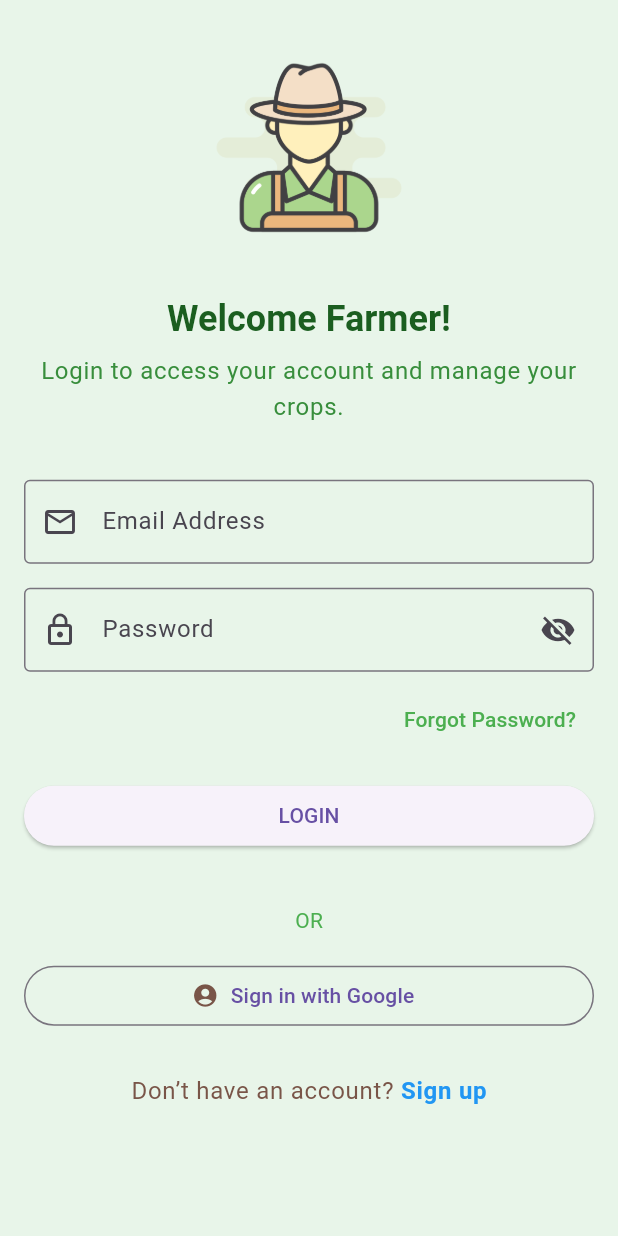
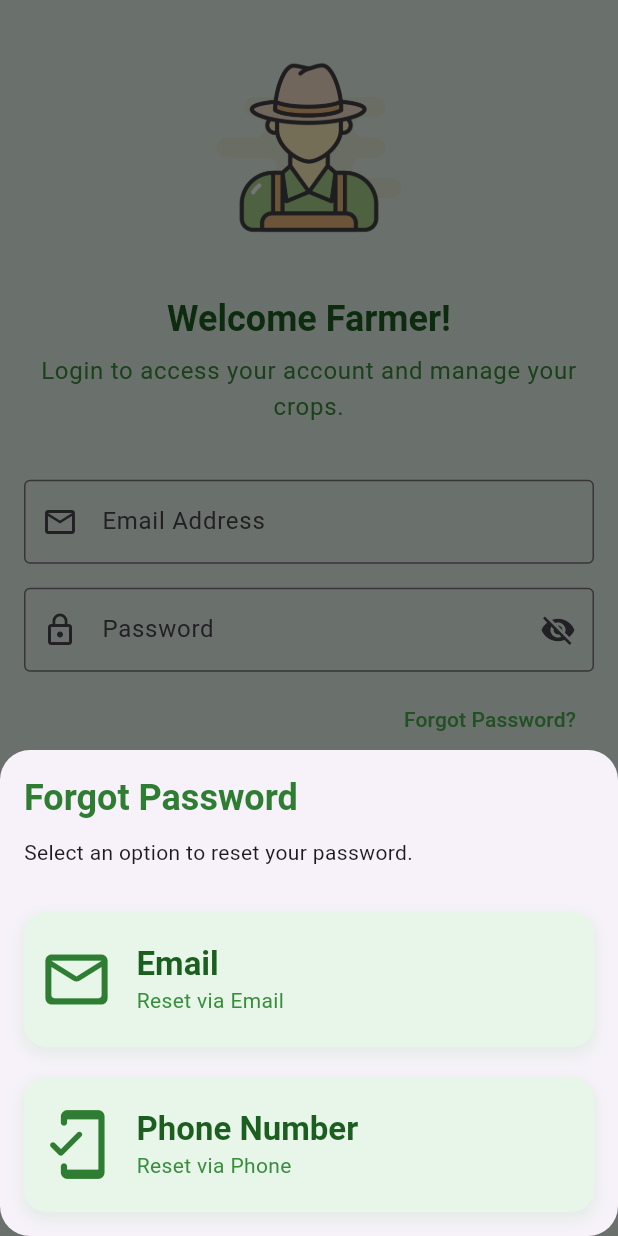
Before and after one commit to Vivekchavda1374/AgriConnect, a Flutter app: the LoginScreen screen opened by its route, after a tap on "Forgot Password?", on a phone screen of 412 x 824 dp. Run offline on Flutter 3.47's test engine with Material 3 defaults, Android fonts, the phone set to English and light mode, and no system bars; our stand-ins replace carousel_slider, cloud_firestore, firebase_auth, firebase_core, firebase_messaging, flutter_otp_text_field and 10 more; missing offline and left inert: encrypt; accounts and stored records are empty.

Commit message:
bug fixed

```diff
--- a/lib/Farmer_Screen/main.dart
+++ b/lib/Farmer_Screen/main.dart
@@ -1,8 +1,7 @@
 import 'package:firebase_core/firebase_core.dart';
 import 'package:flutter/material.dart';
 import 'add_more.dart';
-import 'home_screen.dart';
-import 'farmer_desboard.dart'; // Import your dashboard if needed
+import 'home_screen.dart'; // Import your dashboard if needed
 import '../firebase_options.dart'; // Import firebase_options.dart for platform-specific initialization
 
 void main() async {
--- a/lib/Farmer_Screen/manage_crops_screen.dart
+++ b/lib/Farmer_Screen/manage_crops_screen.dart
@@ -61,10 +61,8 @@ class _ManageCropsScreenState extends State<ManageCropsScreen> {
     }
   }
 
-  // Function to navigate to Add/Update Crop screen
   void _navigateToAddUpdateCrop(BuildContext context, {Map<String, dynamic>? crop}) {
-    // Implement your navigation logic to Add/Update Crop screen.
-    // Pass the crop data to pre-fill the form if editing.
+
     Navigator.push(
       context,
       MaterialPageRoute(
--- a/lib/main.dart
+++ b/lib/main.dart
@@ -16,6 +16,7 @@ import 'screens/welcome_screen.dart';
 }
 void main() async {
   WidgetsFlutterBinding.ensureInitialized();
+
 
   FirebaseMessaging.onBackgroundMessage(_firebaseMessagingBackgroundHandler);
 
--- a/lib/screens/login/login screen/autho_controller.dart
+++ b/lib/screens/login/login screen/autho_controller.dart
@@ -30,11 +30,9 @@ class AuthController {
     }
   }
 
-  // Optional: Log out the user
   Future<void> logout() async {
     await _auth.signOut();
 
-    // Clear shared preferences when logging out
     SharedPreferences prefs = await SharedPreferences.getInstance();
     await prefs.remove('email');
     await prefs.remove('password');
--- a/lib/screens/login/login screen/login_form.dart
+++ b/lib/screens/login/login screen/login_form.dart
@@ -1,5 +1,7 @@
 import 'package:flutter/material.dart';
 import '../../../Farmer_Screen/home_screen.dart';
+import '../forget password/footer_sheet_button.dart';
+import '../forget password/forget_pass_footer.dart';
 import 'autho_controller.dart';
 import 'package:flutter/gestures.dart';
 
@@ -126,8 +128,7 @@ class _LoginFormState extends State<LoginForm> {
   alignment: Alignment.centerRight,
   child: TextButton(
     onPressed: () {
-                  // Navigate to the forgot password screen
-                  // ForgetPasswordScreen.buildShowModalBottomSheet(context);
+       ForgetPasswordScreen.buildShowModalBottomSheet(context);
     },
     child: const Text(
       'Forgot Password?',
@@ -135,7 +136,6 @@ class _LoginFormState extends State<LoginForm> {
     ),
   ),
 ),
-
             const SizedBox(height: 16.0),
 
             // Login Button
--- a/lib/screens/login/login screen/login_screen.dart
+++ b/lib/screens/login/login screen/login_screen.dart
@@ -16,13 +16,13 @@ class LoginScreen extends StatelessWidget {
         body: SingleChildScrollView(
           child: Container(
             padding: const EdgeInsets.all(16.0), // Adjusted for cleaner layout
-            child: const Column(
+            child: Column(
               crossAxisAlignment: CrossAxisAlignment.start,
               children: [
-                LoginHeaderWidget(),
-                SizedBox(height: 20), // Add spacing for better flow
-                LoginForm(),
-                SizedBox(height: 20), // Add spacing
+                const LoginHeaderWidget(),
+                const SizedBox(height: 20), // Add spacing for better flow
+                const LoginForm(),
+                const SizedBox(height: 20), // Add spacing
                 LoginFooterWidget(),
               ],
             ),
--- a/lib/screens/login/sign_up screen/sign_up_controller.dart
+++ b/lib/screens/login/sign_up screen/sign_up_controller.dart
@@ -2,7 +2,6 @@ import 'package:agri_connect/Farmer_Screen/home_screen.dart';
 import 'package:firebase_auth/firebase_auth.dart';
 import 'package:flutter/material.dart';
 
-import '../../../Farmer_Screen/farmer_desboard.dart';
 
 
 class SignUpController {
--- a/pubspec.yaml
+++ b/pubspec.yaml
@@ -50,6 +50,8 @@ dependencies:
   animate_do: ^3.3.4
   firebase_messaging: ^15.1.6
   flutter_app_badger: ^1.3.0
+  google_sign_in: ^6.2.2
+
 
 dev_dependencies:
   flutter_test:
```
Also changed, not shown: lib/screens/login/forget password/forget_pass_footer.dart (+17 -6 lines), lib/screens/login/forget password/forget_password_mail.dart (+14 -8 lines), lib/screens/login/login screen/login_footer.dart (+39 -10 lines), lib/Farmer_Screen/add_more.dart (line endings or trailing spaces), lib/screens/login/forget password/forget_password_phone.dart (added), pubspec.lock, 5 other files. Lines whose indentation alone changed are shown as unchanged.
